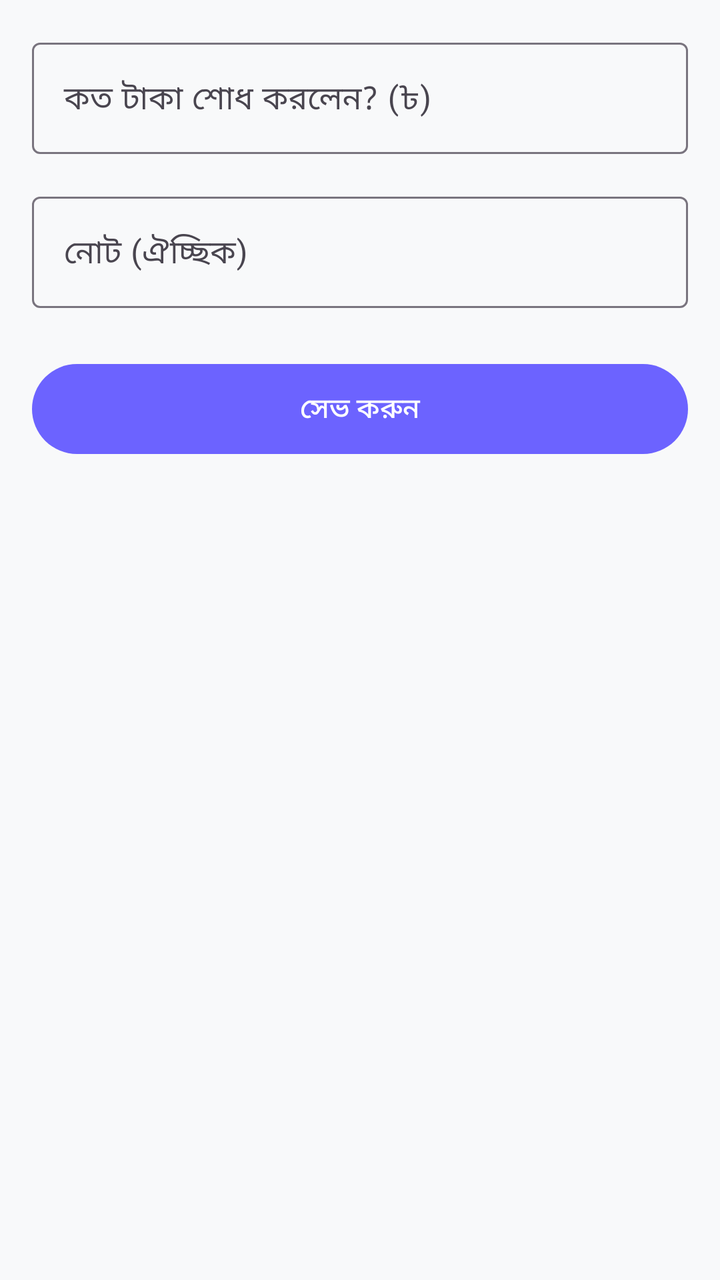
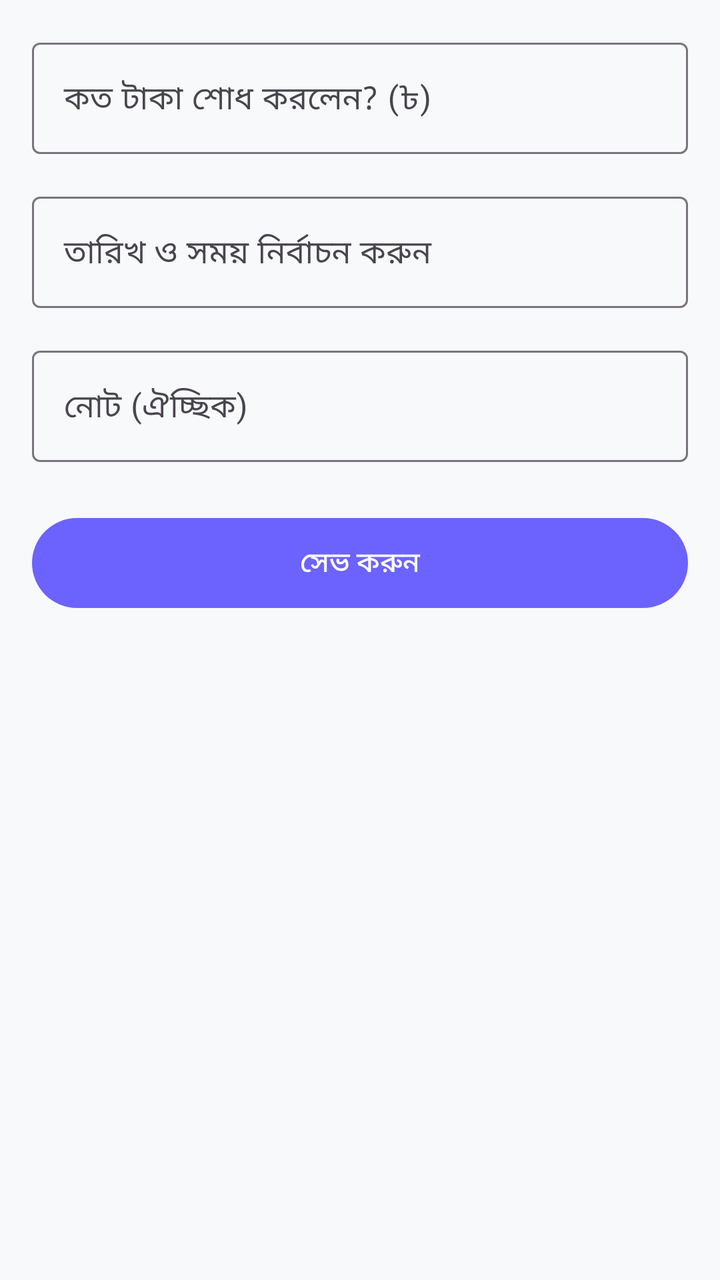

The first picture is an Android layout as it rendered before a commit; the second is the same layout after the commit. The layout source and the unified diff follow.
<!-- AndroidManifest.xml: application theme Theme.ExpenseSplitter -->
<!-- res/layout/activity_add_settlement.xml -->
<?xml version="1.0" encoding="utf-8"?>
<LinearLayout xmlns:android="http://schemas.android.com/apk/res/android"
    android:layout_width="match_parent"
    android:layout_height="match_parent"
    android:orientation="vertical"
    android:padding="16dp">

    <com.google.android.material.textfield.TextInputLayout
        android:layout_width="match_parent"
        android:layout_height="wrap_content"
        android:layout_marginBottom="16dp">
        <com.google.android.material.textfield.TextInputEditText
            android:id="@+id/etAmount"
            android:layout_width="match_parent"
            android:layout_height="wrap_content"
            android:inputType="numberDecimal"
            android:hint="কত টাকা শোধ করলেন? (৳)" />
    </com.google.android.material.textfield.TextInputLayout>

    <com.google.android.material.textfield.TextInputLayout
        android:layout_width="match_parent"
        android:layout_height="wrap_content"
        android:layout_marginBottom="24dp">
        <com.google.android.material.textfield.TextInputEditText
            android:id="@+id/etNote"
            android:layout_width="match_parent"
            android:layout_height="wrap_content"
            android:hint="নোট (ঐচ্ছিক)" />
    </com.google.android.material.textfield.TextInputLayout>

    <com.google.android.material.button.MaterialButton
        android:id="@+id/btnSave"
        android:layout_width="match_parent"
        android:layout_height="wrap_content"
        android:text="সেভ করুন"
        android:padding="12dp"/>
</LinearLayout>
<!-- resources referenced by this layout -->
<resources>
  <style name="Theme.ExpenseSplitter" parent="Theme.Material3.DayNight.NoActionBar">
          <item name="colorPrimary">@color/purple_primary</item>
          <item name="android:windowBackground">@color/bg_color</item>
          <item name="android:statusBarColor">@color/bg_color</item>
          <item name="android:windowLightStatusBar">true</item>
      </style>
  <color name="purple_primary">#6C63FF</color>
  <color name="bg_color">#F8F9FA</color>
</resources>

<!-- the commit's change to res/layout/activity_add_settlement.xml (unified diff, before → after) -->
@@ -15,6 +15,20 @@
             android:layout_height="wrap_content"
             android:inputType="numberDecimal"
             android:hint="কত টাকা শোধ করলেন? (৳)" />
+    </com.google.android.material.textfield.TextInputLayout>
+
+    
+    <com.google.android.material.textfield.TextInputLayout
+        android:layout_width="match_parent"
+        android:layout_height="wrap_content"
+        android:layout_marginBottom="16dp">
+        <com.google.android.material.textfield.TextInputEditText
+            android:id="@+id/etDateTime"
+            android:layout_width="match_parent"
+            android:layout_height="wrap_content"
+            android:focusable="false"
+            android:clickable="true"
+            android:hint="তারিখ ও সময় নির্বাচন করুন" />
     </com.google.android.material.textfield.TextInputLayout>
 
     <com.google.android.material.textfield.TextInputLayout
